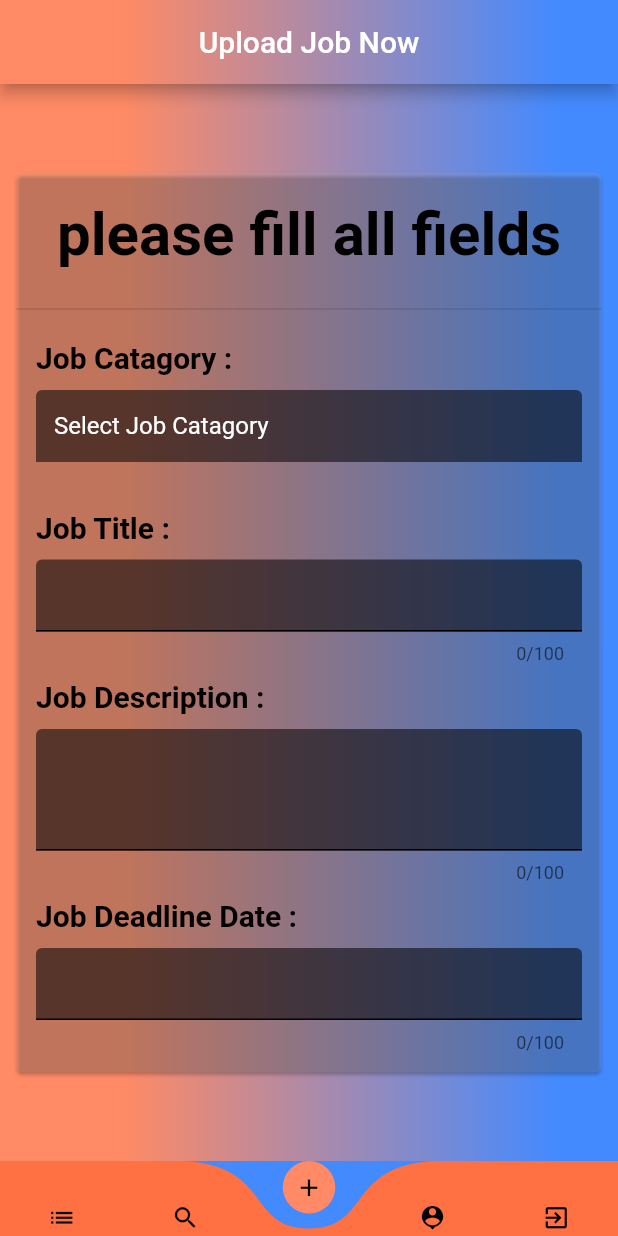
After one commit to eliasdengo/cupwork, a Flutter app: the screen it shows once a user with an empty profile is signed in, item 3 of the bottom bar chosen, on a phone screen of 412 x 824 dp. The commit adds this screen. Run offline on Flutter 3.47's test engine with Material 2 defaults, Android fonts, the light colour scheme and no system bars; drawn by our look-alikes of curved_navigation_bar; our stand-ins replace cached_network_image, cloud_firestore, firebase_auth, firebase_core, firebase_storage, fluttertoast and 2 more; accounts and stored records are empty; network calls fail; Roboto replaces fonts that are missing (Signatra).

Commit message:
change in main,user states,added job screen,profile compnenet ,search component,bottom navigation bar

```diff
--- /dev/null
+++ b/lib/Jobs/upload_job.dart
@@ -0,0 +1,187 @@
+import 'package:cupwork/Widgets/bottom_nav_bar.dart';
+import 'package:flutter/material.dart';
+
+class UploadJobNow extends StatefulWidget {
+  @override
+  State<UploadJobNow> createState() => _UploadJobNowState();
+}
+
+class _UploadJobNowState extends State<UploadJobNow> {
+  final TextEditingController _jobcategoryController =
+      TextEditingController(text: 'Select Job Catagory');
+  final TextEditingController _jobTitleController = TextEditingController();
+  final TextEditingController _jobDescriptionController =
+      TextEditingController();
+  final TextEditingController _jobDeadlineDateController =
+      TextEditingController();
+
+  final _formkey = GlobalKey<FormState>();
+
+  Widget _textTitles({required String label}) {
+    return Padding(
+      padding: EdgeInsets.all(5.0),
+      child: Text(
+        label,
+        style: TextStyle(
+          color: Colors.black,
+          fontSize: 20,
+          fontWeight: FontWeight.bold,
+        ),
+      ),
+    );
+  }
+
+  Widget _textFormFields({
+    required String valueKey,
+    required TextEditingController controller,
+    required bool enabled,
+    required Function fct,
+    required int maxLength,
+  }) {
+    return Padding(
+      padding: EdgeInsets.all(5.0),
+      child: InkWell(
+        onTap: () {
+          fct();
+        },
+        child: TextFormField(
+          validator: (value) {
+            if (value!.isEmpty) {
+              return 'Value is missing';
+            }
+            return null;
+          },
+          controller: controller,
+          enabled: enabled,
+          key: ValueKey(valueKey),
+          style: TextStyle(color: Colors.white),
+          maxLines: valueKey == 'JobDescription' ? 3 : 1,
+          maxLength: maxLength,
+          keyboardType: TextInputType.text,
+          decoration: InputDecoration(
+              filled: true,
+              fillColor: Colors.black54,
+              enabledBorder: UnderlineInputBorder(
+                borderSide: BorderSide(color: Colors.black),
+              ),
+              focusedBorder: UnderlineInputBorder(
+                  borderSide: BorderSide(color: Colors.black)),
+              errorBorder: UnderlineInputBorder(
+                borderSide: BorderSide(color: Colors.red),
+              )),
+        ),
+      ),
+    );
+  }
+
+  @override
+  Widget build(BuildContext context) {
+    return Container(
+      decoration: BoxDecoration(
+          gradient: LinearGradient(
+        colors: [Colors.deepOrange.shade300, Colors.blueAccent],
+        begin: Alignment.centerLeft,
+        end: Alignment.centerRight,
+        stops: const [0.2, 0.9],
+      )),
+      child: Scaffold(
+        bottomNavigationBar: BottomNavigationBarForApp(indexNum: 2),
+        backgroundColor: Colors.transparent,
+        appBar: AppBar(
+          title: Text('Upload Job Now'),
+          centerTitle: true,
+          flexibleSpace: Container(
+            decoration: BoxDecoration(
+                gradient: LinearGradient(
+              colors: [Colors.deepOrange.shade300, Colors.blueAccent],
+              begin: Alignment.centerLeft,
+              end: Alignment.centerRight,
+              stops: const [0.2, 0.9],
+            )),
+          ),
+        ),
+        body: Center(
+          child: Padding(
+            padding: EdgeInsets.all(7.0),
+            child: Card(
+              color: Colors.white10,
+              child: SingleChildScrollView(
+                child: Column(
+                  crossAxisAlignment: CrossAxisAlignment.start,
+                  children: [
+                    SizedBox(
+                      height: 10,
+                    ),
+                    Align(
+                      alignment: Alignment.center,
+                      child: Padding(
+                        padding: EdgeInsets.all(8.0),
+                        child: Text(
+                          'please fill all fields',
+                          style: TextStyle(
+                              color: Colors.black,
+                              fontSize: 40,
+                              fontWeight: FontWeight.bold,
+                              fontFamily: 'Signatra'),
+                        ),
+                      ),
+                    ),
+                    SizedBox(
+                      height: 10,
+                    ),
+                    Divider(
+                      thickness: 1,
+                    ),
+                    Padding(
+                      padding: EdgeInsets.all(8.0),
+                      child: Form(
+                        key: _formkey,
+                        child: Column(
+                          crossAxisAlignment: CrossAxisAlignment.start,
+                          children: [
+                            _textTitles(label: 'Job Catagory :'),
+                            _textFormFields(
+                              valueKey: 'JobCategory',
+                              controller: _jobcategoryController,
+                              enabled: false,
+                              fct: () {},
+                              maxLength: 100,
+                            ),
+                            _textTitles(label: 'Job Title :'),
+                            _textFormFields(
+                              valueKey: 'JobTitle',
+                              controller: _jobTitleController,
+                              enabled: true,
+                              fct: () {},
+                              maxLength: 100,
+                            ),
+                            _textTitles(label: 'Job Description :'),
+                            _textFormFields(
+                              valueKey: 'JobDescription',
+                              controller: _jobDescriptionController,
+                              enabled: true,
+                              fct: () {},
+                              maxLength: 100,
+                            ),
+                            _textTitles(label: 'Job Deadline Date :'),
+                            _textFormFields(
+                              valueKey: 'Deadline',
+                              controller: _jobDeadlineDateController,
+                              enabled: true,
+                              fct: () {},
+                              maxLength: 100,
+                            ),
+                          ],
+                        ),
+                      ),
+                    )
+                  ],
+                ),
+              ),
+            ),
+          ),
+        ),
+      ),
+    );
+  }
+}
--- /dev/null
+++ b/lib/Widgets/bottom_nav_bar.dart
@@ -0,0 +1,135 @@
+// ignore_for_file: must_be_immutable
+
+import 'package:cupwork/Jobs/jobs_screen.dart';
+import 'package:cupwork/Jobs/upload_job.dart';
+import 'package:cupwork/Search/profile_company.dart';
+import 'package:cupwork/Search/search_companies.dart';
+import 'package:cupwork/user_state.dart';
+import 'package:curved_navigation_bar/curved_navigation_bar.dart';
+import 'package:firebase_auth/firebase_auth.dart';
+import 'package:flutter/material.dart';
+
+class BottomNavigationBarForApp extends StatelessWidget {
+  int indexNum = 0;
+  BottomNavigationBarForApp({required this.indexNum});
+
+  void _logout(context) {
+    final FirebaseAuth _auth = FirebaseAuth.instance;
+
+    showDialog(
+        context: context,
+        builder: (context) {
+          return AlertDialog(
+            backgroundColor: Colors.black54,
+            title: Row(
+              children: [
+                Padding(
+                  padding: EdgeInsets.all(8.0),
+                  child: Icon(
+                    Icons.logout,
+                    color: Colors.white,
+                    size: 36,
+                  ),
+                ),
+                Padding(
+                  padding: EdgeInsets.all(8.0),
+                  child: Text(
+                    'Sign Out',
+                    style: TextStyle(
+                      color: Colors.white,
+                      fontSize: 28,
+                    ),
+                  ),
+                )
+              ],
+            ),
+            content: Text(
+              'Do You Want to Log Out ?',
+              style: TextStyle(color: Colors.white, fontSize: 20),
+            ),
+            actions: [
+              TextButton(
+                onPressed: () {
+                  Navigator.canPop(context) ? Navigator.pop(context) : null;
+                },
+                child: Text(
+                  'No',
+                  style: TextStyle(color: Colors.green, fontSize: 18),
+                ),
+              ),
+              TextButton(
+                onPressed: () {
+                  _auth.signOut();
+                  Navigator.canPop(context) ? Navigator.pop(context) : null;
+                  Navigator.pushReplacement(
+                      context, MaterialPageRoute(builder: (_) => UserState()));
+                },
+                child: Text(
+                  'Yes',
+                  style: TextStyle(color: Colors.green, fontSize: 18),
+                ),
+              ),
+            ],
+          );
+        });
+  }
+
+  @override
+  Widget build(BuildContext context) {
+    return CurvedNavigationBar(
+      color: Colors.deepOrange.shade400,
+      backgroundColor: Colors.blueAccent,
+      buttonBackgroundColor: Colors.deepOrange.shade300,
+      height: 50,
+      index: indexNum,
+      items: const [
+        Icon(
+          Icons.list,
+          size: 19,
+          color: Colors.black,
+        ),
+        Icon(
+          Icons.search,
+          size: 19,
+          color: Colors.black,
+        ),
+        Icon(
+          Icons.add,
+          size: 19,
+          color: Colors.black,
+        ),
+        Icon(
+          Icons.person_pin,
+          size: 19,
+          color: Colors.black,
+        ),
+        Icon(
+          Icons.exit_to_app,
+          size: 19,
+          color: Colors.black,
+        ),
+      ],
+      animationDuration: Duration(
+        milliseconds: 300,
+      ),
+      animationCurve: Curves.bounceInOut,
+      onTap: (index) {
+        if (index == 0) {
+          Navigator.pushReplacement(
+              context, MaterialPageRoute(builder: (_) => JobsScreen()));
+        } else if (index == 1) {
+          Navigator.pushReplacement(
+              context, MaterialPageRoute(builder: (_) => AllWorkersScreen()));
+        } else if (index == 2) {
+          Navigator.pushReplacement(
+              context, MaterialPageRoute(builder: (_) => UploadJobNow()));
+        } else if (index == 3) {
+          Navigator.pushReplacement(
+              context, MaterialPageRoute(builder: (_) => ProfileScreen()));
+        } else if (index == 4) {
+          _logout(context);
+        }
+      },
+    );
+  }
+}
--- a/lib/main.dart
+++ b/lib/main.dart
@@ -1,4 +1,5 @@
 import 'package:cupwork/LoginPage/login_screen.dart';
+import 'package:cupwork/user_state.dart';
 import 'package:firebase_core/firebase_core.dart';
 import 'package:flutter/material.dart';
 
@@ -55,7 +56,7 @@ class MyApp extends StatelessWidget {
               scaffoldBackgroundColor: Colors.black,
               primarySwatch: Colors.blue,
             ),
-            home: const Login(),
+            home: UserState(),
           );
         });
   }
```
Also changed, not shown: lib/Jobs/jobs_screen.dart (added, +54 -0 lines), lib/Search/profile_company.dart (added, +39 -0 lines), lib/Search/search_companies.dart (added, +41 -0 lines), lib/user_state.dart (added, +40 -0 lines).
